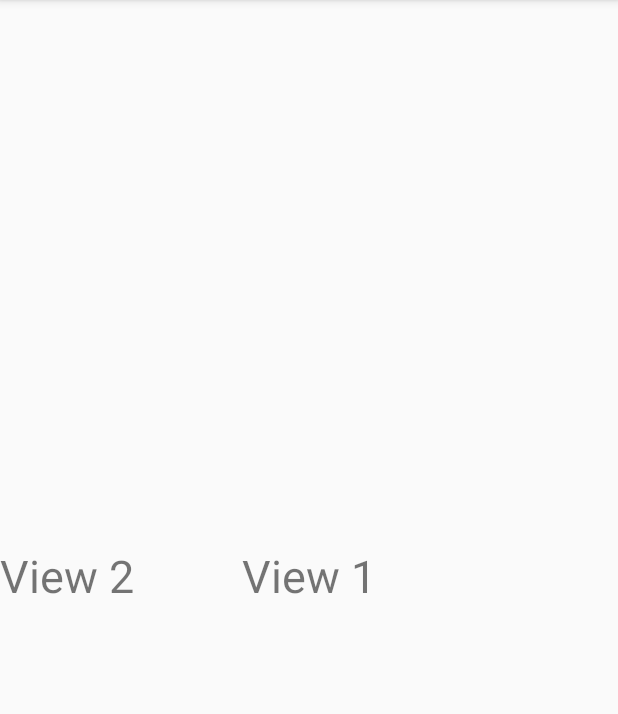
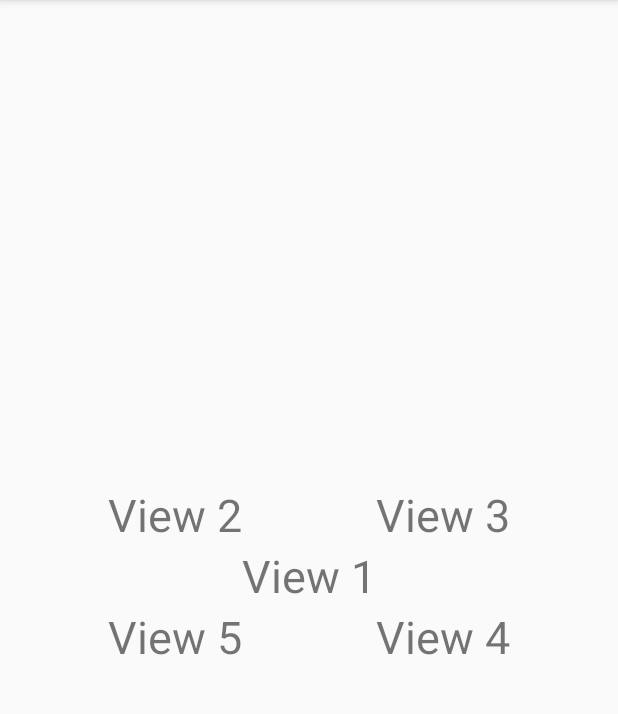
Before and after one commit to phamtanphat/RelativeLayout26112019, an Android app: the screen it shows after launch (MainActivity), on a phone screen of 412 x 824 dp, the part 84-798 px from its top. Run offline under Robolectric (Android 15) with nearby library versions, the phone set to English and light mode, and no system bars.

Commit message:
toPosition, above , below

```diff
--- a/app/src/main/res/layout/activity_main.xml
+++ b/app/src/main/res/layout/activity_main.xml
@@ -14,10 +14,32 @@
         android:layout_width="wrap_content"
         android:layout_height="wrap_content"/>
     <TextView
-        android:layout_alignBottom="@id/tvView1"
+        android:layout_above="@id/tvView1"
+        android:layout_toStartOf="@id/tvView1"
         android:textSize="30sp"
         android:text="View 2"
         android:layout_width="wrap_content"
         android:layout_height="wrap_content"/>
+    <TextView
+        android:layout_above="@id/tvView1"
+        android:layout_toEndOf="@id/tvView1"
+        android:textSize="30sp"
+        android:text="View 3"
+        android:layout_width="wrap_content"
+        android:layout_height="wrap_content"/>
+    <TextView
+        android:layout_below="@id/tvView1"
+        android:layout_toEndOf="@id/tvView1"
+        android:textSize="30sp"
+        android:text="View 4"
+        android:layout_width="wrap_content"
+        android:layout_height="wrap_content"/>
+    <TextView
+        android:layout_below="@id/tvView1"
+        android:layout_toStartOf="@id/tvView1"
+        android:textSize="30sp"
+        android:text="View 5"
+        android:layout_width="wrap_content"
+        android:layout_height="wrap_content"/>
 
 </RelativeLayout>
```
